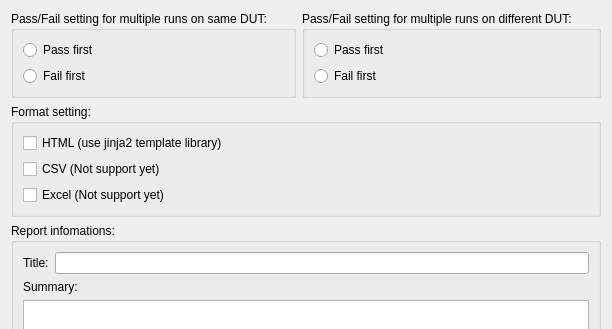
First picture: the form in XSTAF/tools/report_generator/ui/reportGenerator.ui, repository xcgspring/XSTAF, before the edit; both pictures show x 0 to 612 and y 0 to 329 of the 612 by 490 pixel window.
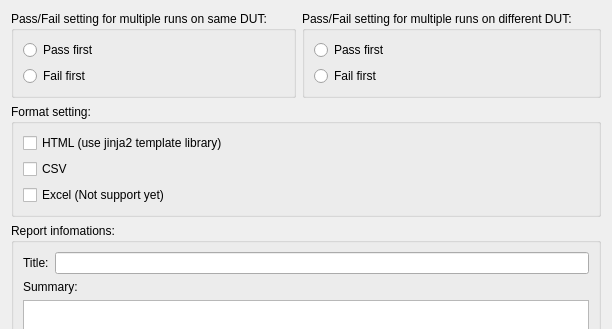
Second picture: the form after the edit. Icons and pictures are not drawn.

Commit message: Add csv support in report generator

What changed in the file:
```diff
--- a/XSTAF/tools/report_generator/ui/reportGenerator.ui
+++ b/XSTAF/tools/report_generator/ui/reportGenerator.ui
@@ -145,7 +145,7 @@
       <item row="1" column="1">
        <widget class="QCheckBox" name="csvCheckBox">
         <property name="text">
-         <string>CSV (Not support yet)</string>
+         <string>CSV </string>
         </property>
        </widget>
       </item>
```
The commit also changes 3 other files.
